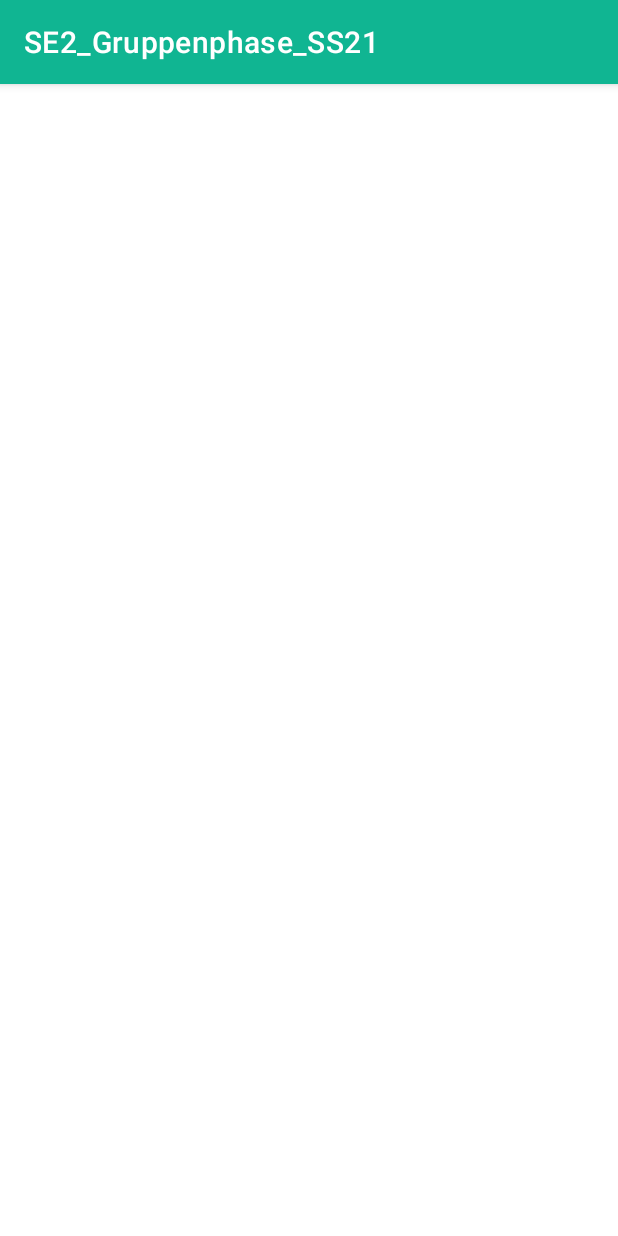
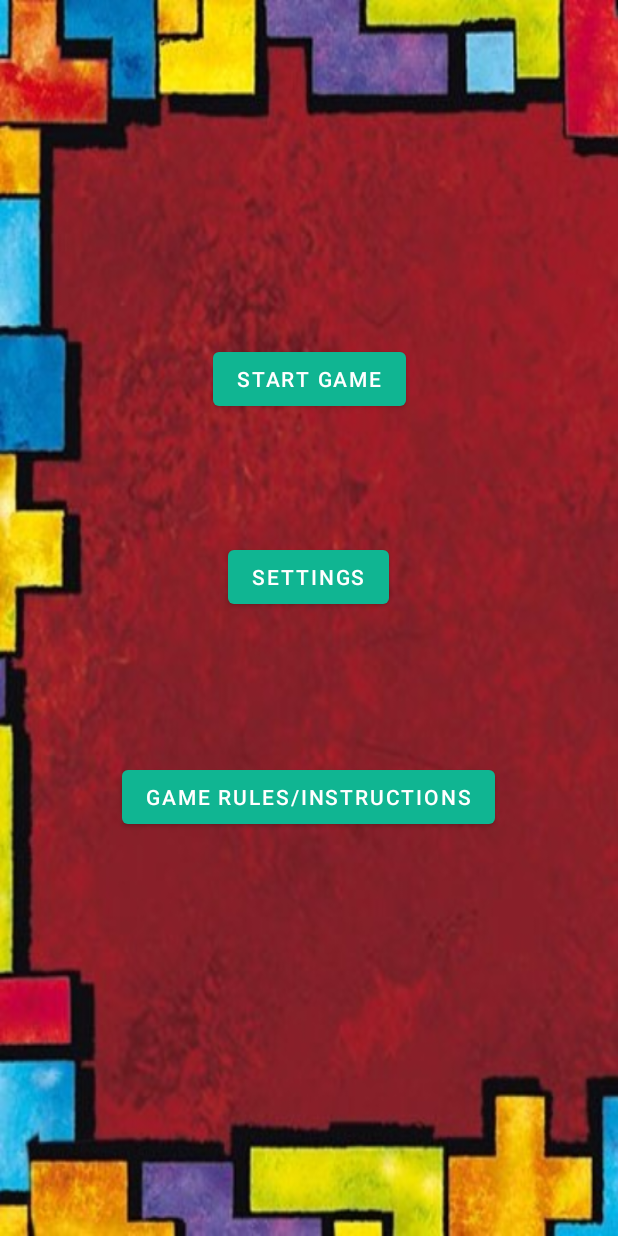
Before and after one commit to tweekzter/SE2_Gruppenphase_SS21_GruppeE, an Android app: the MenuActivity screen opened directly, with no data from a screen before it, on a phone screen of 412 x 824 dp. Run offline under Robolectric (Android 15) with nearby library versions, the phone set to English and light mode, and no system bars.

Commit message:
created menu activity

```diff
--- a/app/src/main/java/com/example/se2_gruppenphase_ss21/MenuActivity.java
+++ b/app/src/main/java/com/example/se2_gruppenphase_ss21/MenuActivity.java
@@ -9,6 +9,9 @@ public class MenuActivity extends AppCompatActivity {
     @Override
     protected void onCreate(Bundle savedInstanceState) {
         super.onCreate(savedInstanceState);
+
+        this.getSupportActionBar().hide();
+
         setContentView(R.layout.activity_menu);
     }
 }
--- a/app/src/main/res/layout/activity_menu.xml
+++ b/app/src/main/res/layout/activity_menu.xml
@@ -4,6 +4,41 @@
     xmlns:tools="http://schemas.android.com/tools"
     android:layout_width="match_parent"
     android:layout_height="match_parent"
+    android:background="@drawable/menu_activity_background2"
     tools:context=".MenuActivity">
 
+    <Button
+        android:id="@+id/button_startGame"
+        android:layout_width="wrap_content"
+        android:layout_height="wrap_content"
+        android:text="start game"
+        app:layout_constraintBottom_toBottomOf="parent"
+        app:layout_constraintEnd_toEndOf="parent"
+        app:layout_constraintStart_toStartOf="parent"
+        app:layout_constraintTop_toTopOf="parent"
+        app:layout_constraintVertical_bias="0.295" />
+
+    <Button
+        android:id="@+id/button_settings"
+        android:layout_width="wrap_content"
+        android:layout_height="wrap_content"
+        android:text="settings"
+        app:layout_constraintBottom_toBottomOf="parent"
+        app:layout_constraintEnd_toEndOf="parent"
+        app:layout_constraintHorizontal_bias="0.498"
+        app:layout_constraintStart_toStartOf="parent"
+        app:layout_constraintTop_toBottomOf="@+id/button_startGame"
+        app:layout_constraintVertical_bias="0.168" />
+
+    <Button
+        android:id="@+id/button_gameRules"
+        android:layout_width="wrap_content"
+        android:layout_height="wrap_content"
+        android:text="game rules/instructions"
+        app:layout_constraintBottom_toBottomOf="parent"
+        app:layout_constraintEnd_toEndOf="parent"
+        app:layout_constraintHorizontal_bias="0.496"
+        app:layout_constraintStart_toStartOf="parent"
+        app:layout_constraintTop_toBottomOf="@+id/button_settings"
+        app:layout_constraintVertical_bias="0.268" />
 </androidx.constraintlayout.widget.ConstraintLayout>
```
Also changed, not shown: app/src/main/res/drawable/menu_activity_background2.png (added).
